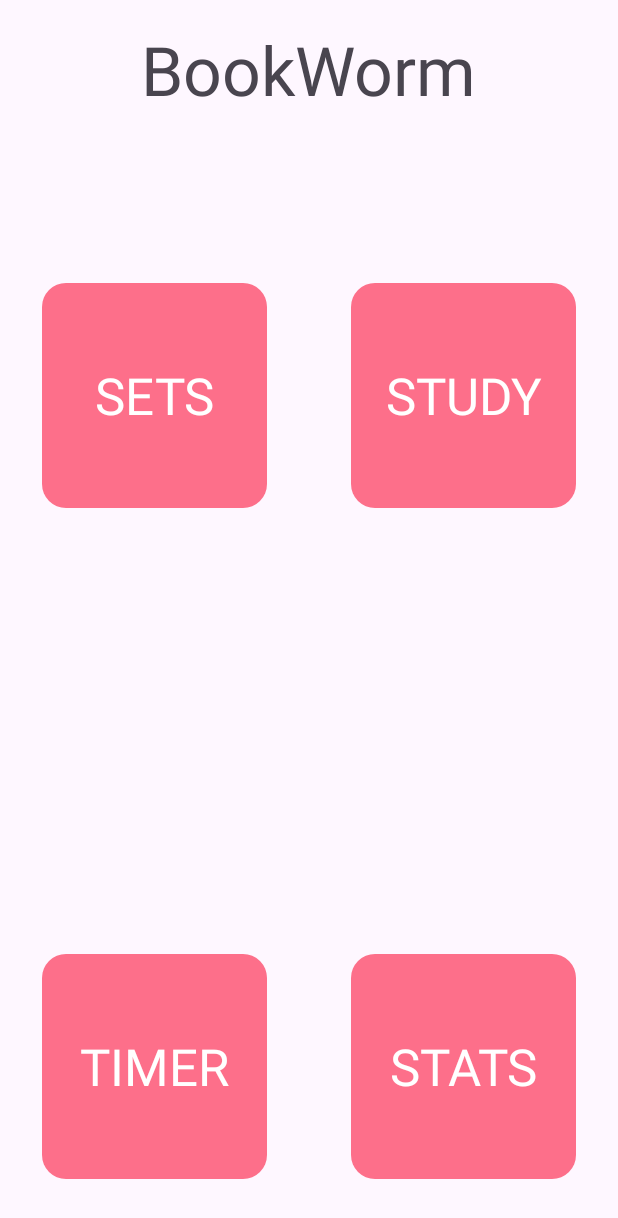
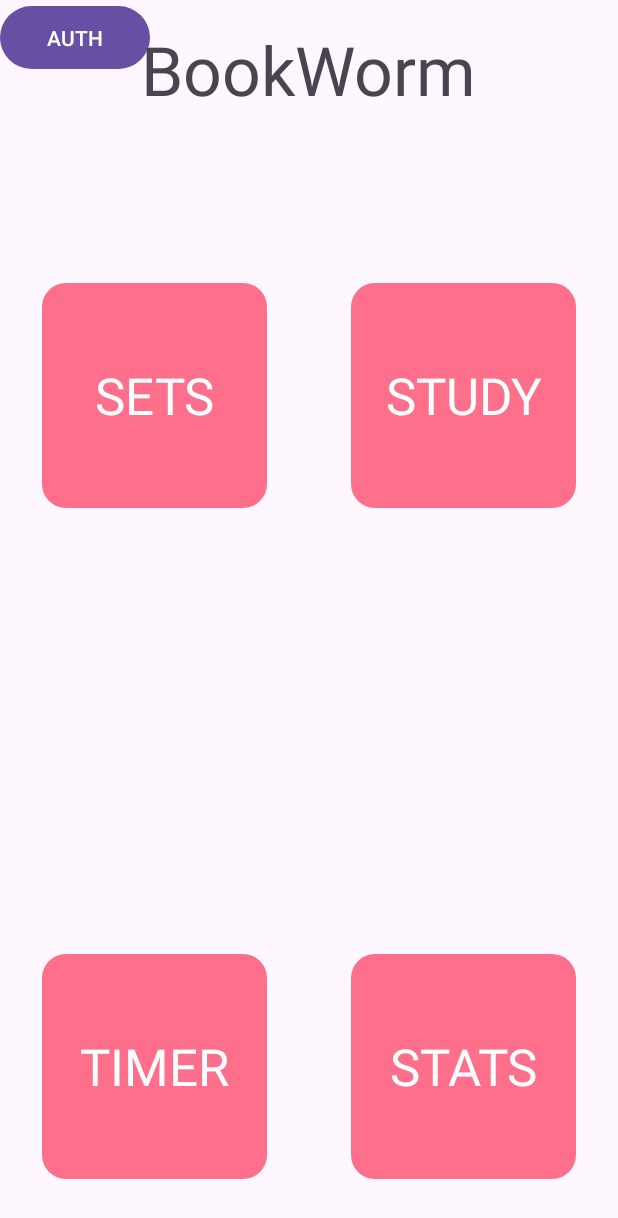
Before and after one commit to ROOT-BEARD/Study, an Android app: the screen it shows after launch (MainActivity), on a phone screen of 412 x 824 dp. Shown: the top 1218 px of the screen. Run offline under Robolectric (Android 15) with nearby library versions, the phone set to English and light mode, and no system bars.

Commit message:
Fixed merge conflicts

```diff
--- a/app/src/main/java/com/example/study/MainActivity.java
+++ /dev/null
@@ -1,24 +0,0 @@
-package com.example.study;
-
-import android.os.Bundle;
-
-import androidx.activity.EdgeToEdge;
-import androidx.appcompat.app.AppCompatActivity;
-import androidx.core.graphics.Insets;
-import androidx.core.view.ViewCompat;
-import androidx.core.view.WindowInsetsCompat;
-
-public class MainActivity extends AppCompatActivity {
-
-    @Override
-    protected void onCreate(Bundle savedInstanceState) {
-        super.onCreate(savedInstanceState);
-        EdgeToEdge.enable(this);
-        setContentView(R.layout.activity_main);
-        ViewCompat.setOnApplyWindowInsetsListener(findViewById(R.id.main), (v, insets) -> {
-            Insets systemBars = insets.getInsets(WindowInsetsCompat.Type.systemBars());
-            v.setPadding(systemBars.left, systemBars.top, systemBars.right, systemBars.bottom);
-            return insets;
-        });
-    }
-}
--- a/app/src/main/java/com/example/study/LoginActivity.java
+++ b/app/src/main/java/com/example/study/Pages/LoginActivity.java
@@ -1,5 +1,5 @@
 
-package com.example.study;
+package com.example.study.Pages;
 
 import android.content.Intent;
 import android.os.Bundle;
@@ -10,6 +10,9 @@ import android.widget.TextView;
 import android.widget.Toast;
 
 import androidx.appcompat.app.AppCompatActivity;
+
+import com.example.study.R;
+import com.example.study.Services.AuthService;
 
 public class LoginActivity extends AppCompatActivity {
 
--- /dev/null
+++ b/app/src/main/java/com/example/study/Pages/MainActivity.java
@@ -0,0 +1,46 @@
+package com.example.study.Pages;
+
+import android.content.Intent;
+import android.os.Bundle;
+import android.widget.Button;
+
+import androidx.activity.EdgeToEdge;
+import androidx.appcompat.app.AppCompatActivity;
+import androidx.core.graphics.Insets;
+import androidx.core.view.ViewCompat;
+import androidx.core.view.WindowInsetsCompat;
+
+import com.example.study.R;
+
+public class MainActivity extends AppCompatActivity {
+
+    @Override
+    protected void onCreate(Bundle savedInstanceState) {
+        super.onCreate(savedInstanceState);
+        EdgeToEdge.enable(this);
+        setContentView(R.layout.activity_main);
+        ViewCompat.setOnApplyWindowInsetsListener(findViewById(R.id.main), (v, insets) -> {
+            Insets systemBars = insets.getInsets(WindowInsetsCompat.Type.systemBars());
+            v.setPadding(systemBars.left, systemBars.top, systemBars.right, systemBars.bottom);
+            return insets;
+        });
+
+        Button statsButton = findViewById(R.id.stats_button);
+        Button timerButton = findViewById(R.id.timer_button);
+        Button studyButton = findViewById(R.id.study_button);
+        Button setsButton = findViewById(R.id.sets_button);
+        Button authButton = findViewById(R.id.buttonAuth);
+
+        timerButton.setOnClickListener(v -> openScreen(TimerActivity.class));
+        authButton.setOnClickListener(v -> openScreen(RegisterActivity.class));
+        studyButton.setOnClickListener(v -> {
+            Intent intent = new Intent(MainActivity.this, StudyActivity.class);
+            intent.putExtra("setId", "1");
+            startActivity(intent);
+        });
+
+    }
+    private void openScreen(Class<?> destination) {
+        startActivity(new Intent(this, destination));
+    }
+}
--- a/app/src/main/java/com/example/study/Pages/StudyPage.java
+++ b/app/src/main/java/com/example/study/Pages/StudyActivity.java
@@ -19,7 +19,7 @@ import com.example.study.Services.CardService;
 import java.util.ArrayList;
 import java.util.List;
 
-public class StudyPage extends AppCompatActivity {
+public class StudyActivity extends AppCompatActivity {
 
     private String setId;
     private TextView frontText, progressText;
@@ -150,7 +150,7 @@ public class StudyPage extends AppCompatActivity {
         for(Database.Card card: learnedCards){
             learned_ids.add(card.id);
         }
-        Intent intent = new Intent(StudyPage.this, CompletePage.class);
+        Intent intent = new Intent(StudyActivity.this, CompleteActivity.class);
         intent.putExtra("learned", learned_ids);
         startActivity(intent);
         finish();
--- a/app/src/main/java/com/example/study/TimerActivity.java
+++ b/app/src/main/java/com/example/study/Pages/TimerActivity.java
@@ -1,4 +1,4 @@
-package com.example.study;
+package com.example.study.Pages;
 
 import android.content.ComponentName;
 import android.content.Intent;
@@ -16,8 +16,9 @@ import androidx.core.content.ContextCompat;
 
 
 import androidx.appcompat.app.AppCompatActivity;
-import androidx.core.content.ContextCompat;
 
+import com.example.study.R;
+import com.example.study.TimerService;
 import com.example.study.databinding.ActivityTimerBinding;
 
 import java.util.Locale;
--- a/app/src/main/java/com/example/study/AuthService.java
+++ b/app/src/main/java/com/example/study/Services/AuthService.java
@@ -1,4 +1,4 @@
-package com.example.study;
+package com.example.study.Services;
 
 import com.google.android.gms.tasks.Task;
 import com.google.android.gms.tasks.Tasks;
--- a/app/src/main/java/com/example/study/TimerService.java
+++ b/app/src/main/java/com/example/study/TimerService.java
@@ -17,6 +17,8 @@ import android.os.Looper;
 import android.os.SystemClock;
 
 import androidx.core.app.NotificationCompat;
+
+import com.example.study.Pages.TimerActivity;
 
 import java.util.Locale;
 
--- a/app/src/main/res/layout/activity_main.xml
+++ b/app/src/main/res/layout/activity_main.xml
@@ -5,7 +5,14 @@
     android:id="@+id/main"
     android:layout_width="match_parent"
     android:layout_height="match_parent"
-    tools:context=".MainActivity">
+    tools:context=".Pages.MainActivity">
+
+    <Button
+        android:id="@+id/buttonAuth"
+        android:layout_width="100dp"
+        android:layout_height="50dp"
+        android:text="AUTH"
+        />
 
     <Button
         android:id="@+id/stats_button"
--- a/app/src/main/res/layout/complete_page.xml
+++ b/app/src/main/res/layout/complete_page.xml
@@ -5,7 +5,7 @@
     android:id="@+id/main"
     android:layout_width="match_parent"
     android:layout_height="match_parent"
-    tools:context=".Pages.CompletePage">
+    tools:context=".Pages.CompleteActivity">
 
     <LinearLayout
         android:layout_width="match_parent"
--- a/app/src/main/res/layout/study_page.xml
+++ b/app/src/main/res/layout/study_page.xml
@@ -3,7 +3,7 @@
     xmlns:tools="http://schemas.android.com/tools"
     android:layout_width="match_parent"
     android:layout_height="match_parent"
-    tools:context=".Pages.StudyPage"
+    tools:context=".Pages.StudyActivity"
     >
 
     <LinearLayout
```
Also changed, not shown: app/src/main/AndroidManifest.xml (+37 -2 lines), app/src/main/java/com/example/study/Pages/CompleteActivity.java (renamed from app/src/main/java/com/example/study/Pages/CompletePage.java, +11 -3 lines), app/src/main/java/com/example/study/Pages/RegisterActivity.java (renamed from app/src/main/java/com/example/study/RegisterActivity.java, +9 -2 lines).
